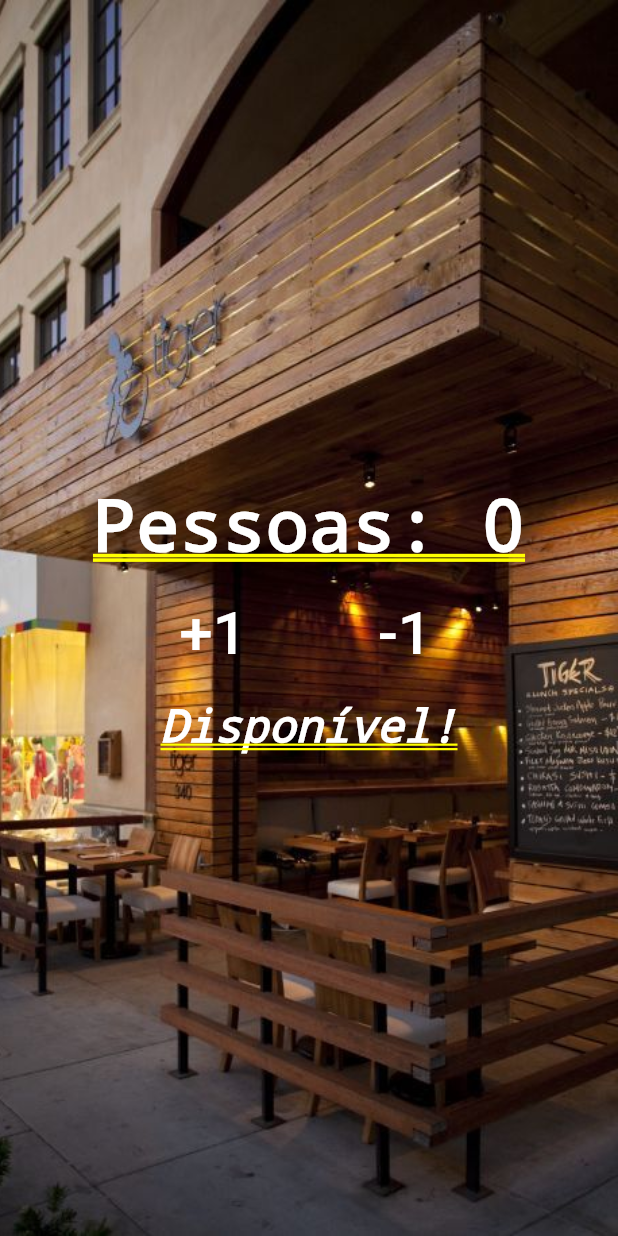
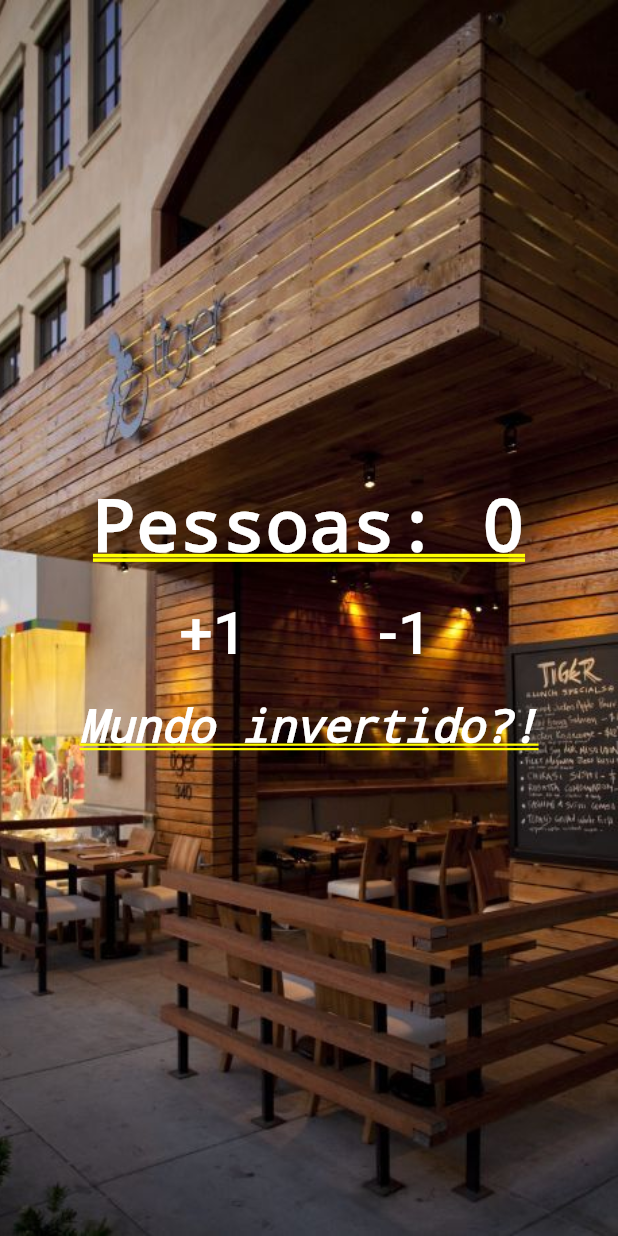
Before and after one commit to Eduardo-ops/InControl, a Flutter app: the screen it shows after launch, after a tap on "+1", on a phone screen of 412 x 824 dp. Run offline on Flutter 3.47's test engine with Material 2 defaults, Android fonts, the phone set to English and light mode, and no system bars; statements that could not run were skipped.

Commit message:
Criado  Widgets Stateful, logica do estabelecimento.

```diff
--- a/lib/main.dart
+++ b/lib/main.dart
@@ -3,8 +3,51 @@ import 'package:flutter/material.dart';
 void main() {
   runApp(MaterialApp(
       title: "Contador de Pessoas",
-      home: Stack(
-        children: <Widget>[
+      // Chamado a classe Home criada abaixo de Widget Stateful
+      home: Home()));
+}
+
+/*
+Widget Stateless são os que não conseguimos mudar seu estado, apenas adiona-los,
+como está feito acima.
+
+Já os Widgets Stateful são os que conseguimos realizar alterações em seus estados,
+conforme veremos abaixo.
+*/
+
+// Classe home que extende de um StateFuwidget, acessando seu método createState()
+//e retornando um _HomeState().
+class Home extends StatefulWidget {
+  @override
+  _HomeState createState() => _HomeState();
+}
+
+class _HomeState extends State<Home> {
+// Variável declarada de forma que somente é acessada dentro dessa classe.
+  int _pessoas = 0;
+  String _local = "";
+
+// Método que realiza o cálculo de pessoas do estabelecimento.
+  void _alterarPessoas(int pessoas) {
+    // setState possibilita que toda modificação realizada seja atualizada pela build.
+    setState(() {
+      return _pessoas += pessoas;
+    });
+
+    // Lógica para verificar se o estabelecimento está disponível para entrada ou não.
+    if (_pessoas > 0 && _pessoas <= 10) {
+      _local = "Disponível!";
+    } else if (_pessoas > 10) {
+      _local = "Lotado.";
+    } else {
+      _local = "Mundo invertido?!";
+    }
+  }
+
+  // Build é sempre chamado quando queremos mudar alguma coisa.
+  @override
+  Widget build(BuildContext context) {
+    return Stack(children: <Widget>[
       Image.asset(
         "images/imagem1.jpg",
         fit: BoxFit.cover,
@@ -14,9 +57,8 @@ void main() {
         mainAxisAlignment: MainAxisAlignment.center,
         children: <Widget>[
           Text(
-              "Pessoas: 0",
-              style:
-                  TextStyle(color: Colors.white, fontWeight: FontWeight.bold),
+            "Pessoas: $_pessoas",
+            style: TextStyle(color: Colors.white, fontWeight: FontWeight.bold),
           ),
           Row(
             mainAxisAlignment: MainAxisAlignment.center,
@@ -28,7 +70,10 @@ void main() {
                       "+1",
                       style: TextStyle(fontSize: 40.0, color: Colors.white),
                     ),
-                      onPressed: () {}),
+                    // Função anônima que ao clicar no botão, realiza uma soma.
+                    onPressed: () {
+                      _alterarPessoas(1);
+                    }),
               ),
               Padding(
                 padding: EdgeInsets.all(20.0),
@@ -37,12 +82,15 @@ void main() {
                       "-1",
                       style: TextStyle(fontSize: 40.0, color: Colors.white),
                     ),
-                      onPressed: () {}),
+                    // Função anônima que ao clicar no botão, realiza uma soma.
+                    onPressed: () {
+                      _alterarPessoas(-1);
+                    }),
               ),
             ],
           ),
           Text(
-              "Disponível!",
+            "$_local",
             style: TextStyle(
                 color: Colors.white,
                 fontStyle: FontStyle.italic,
@@ -50,5 +98,6 @@ void main() {
           )
         ],
       )
-      ])));
+    ]);
   }
+}
```
Lines whose indentation alone changed are shown as unchanged.
